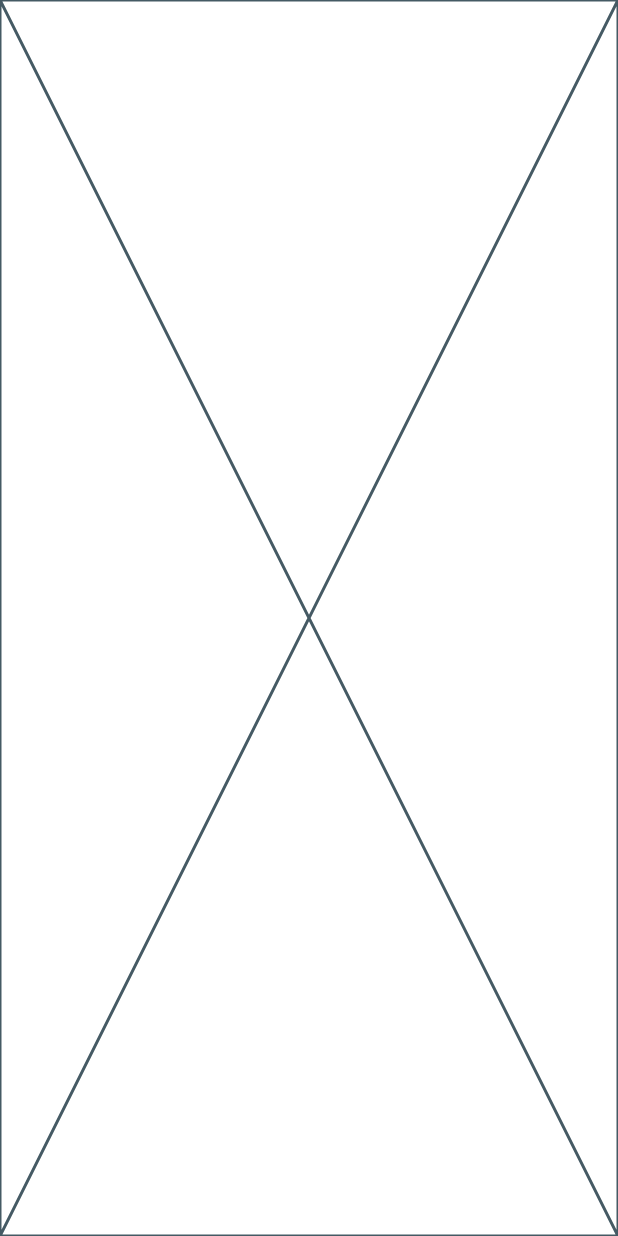
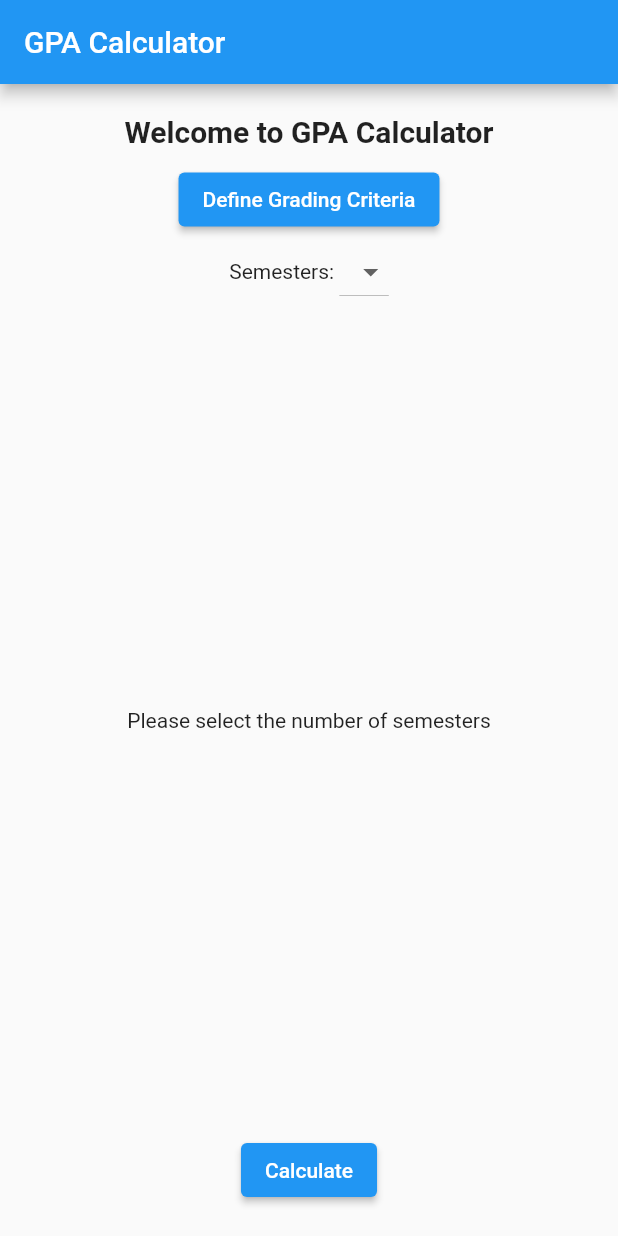
Before and after one commit to NaumanSh1011/gpa_calculator_flutter, a Flutter app: the screen it shows after launch, on a phone screen of 412 x 824 dp. Run offline on Flutter 3.47's test engine with Material 2 defaults, Android fonts, the phone set to English and light mode, and no system bars.

Commit message:
Added listview in home page

```diff
--- a/lib/Pages/home.dart
+++ b/lib/Pages/home.dart
@@ -8,8 +8,76 @@ class Home extends StatefulWidget {
 }
 
 class _HomeState extends State<Home> {
+  final semesters = [0, 1, 2, 3, 4, 5, 6, 7, 8];
+  int placeholder = 0;
   @override
   Widget build(BuildContext context) {
-    return const Placeholder();
+    return Scaffold(
+      appBar: AppBar(
+        title: const Text('GPA Calculator'),
+      ),
+      body: Padding(
+        padding: const EdgeInsets.fromLTRB(10, 20, 10, 20),
+        child: Column(
+          children: [
+            const Text(
+              'Welcome to GPA Calculator',
+              style: TextStyle(
+                fontSize: 20,
+                fontWeight: FontWeight.bold,
+              ),
+            ),
+            const SizedBox(height: 10),
+            ElevatedButton(
+              onPressed: () {
+                Navigator.pushNamed(context, '/semesters');
+              },
+              child: const Text('Define Grading Criteria'),
+            ),
+            Row(
+              mainAxisAlignment: MainAxisAlignment.center,
+              children: [
+                const Text('Semesters: '),
+                DropdownButton(
+                  items: semesters.map((semester) {
+                    return DropdownMenuItem(
+                      value: semester,
+                      child: Text("$semester"),
+                    );
+                  }).toList(),
+                  onChanged: (semester){
+                    setState(() {
+                      placeholder = semester as int;
+                    });
+                  },
+                  value: placeholder == 0 ? null : placeholder,
+                ),
+              ],
+            ),
+            const SizedBox(height: 10),
+            if (placeholder == 0)
+              const Expanded(
+                child: Center(
+                  child: Text('Please select the number of semesters'),
+                ),
+              ),
+            if (placeholder != 0)
+              Expanded(
+                child: ListView.builder(
+                  itemCount: placeholder,
+                  itemBuilder: (context, index) {
+                    return ListTile(
+                      title: Text('Semester ${index + 1}'),
+                      onTap: () {},
+                    );
+                  }
+                ),
+              ),
+            const SizedBox(height: 10),
+            ElevatedButton(onPressed: () {}, child: const Text('Calculate')),
+          ],
+        ),
+      ),
+    );
   }
 }
```
